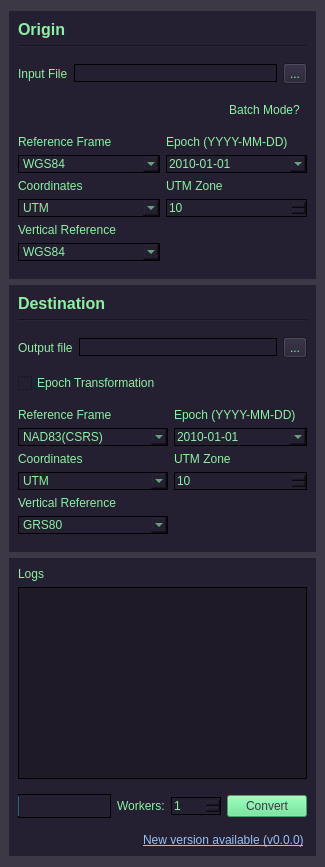
Above: src/las_trx/resources/mainwindow.ui from HakaiInstitute/LAS-TRX before the change. Below: the same form after it.
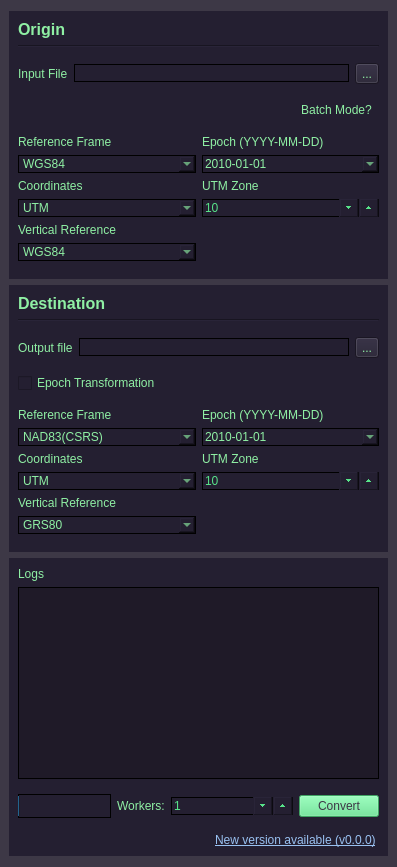
That is the form after the change.

Commit message: Fix spinbox buttons

```diff
--- a/src/las_trx/resources/mainwindow.ui
+++ b/src/las_trx/resources/mainwindow.ui
@@ -163,7 +163,31 @@
                                                 <bool>true</bool>
                                             </property>
                                             <property name="styleSheet">
-                                                <string notr="true">border : 1px solid black;</string>
+                                                <string notr="true">
+                                                    QSpinBox {
+                                                    color: rgb(87, 227, 137);
+                                                    background-color: rgb(36, 31, 49);
+                                                    border: 1px solid black;
+                                                    width: 60px;
+                                                    padding-right: 40px; /* Make space for the buttons */
+                                                    }
+
+                                                    QSpinBox::up-button {
+                                                    subcontrol-origin: border;
+                                                    subcontrol-position: center right;
+                                                    width: 20px;
+                                                    height: 20px;
+                                                    right: 0px; /* Position at far right */
+                                                    }
+
+                                                    QSpinBox::down-button {
+                                                    subcontrol-origin: border;
+                                                    subcontrol-position: center right;
+                                                    width: 20px;
+                                                    height: 20px;
+                                                    right: 20px; /* Position next to down button */
+                                                    }
+                                                </string>
                                             </property>
                                             <property name="minimum">
                                                 <number>7</number>
@@ -635,7 +659,31 @@
                                                 <bool>true</bool>
                                             </property>
                                             <property name="styleSheet">
-                                                <string notr="true">border : 1px solid black;</string>
+                                                <string notr="true">
+                                                    QSpinBox {
+                                                    color: rgb(87, 227, 137);
+                                                    background-color: rgb(36, 31, 49);
+                                                    border: 1px solid black;
+                                                    width: 60px;
+                                                    padding-right: 40px; /* Make space for the buttons */
+                                                    }
+
+                                                    QSpinBox::up-button {
+                                                    subcontrol-origin: border;
+                                                    subcontrol-position: center right;
+                                                    width: 20px;
+                                                    height: 20px;
+                                                    right: 0px; /* Position at far right */
+                                                    }
+
+                                                    QSpinBox::down-button {
+                                                    subcontrol-origin: border;
+                                                    subcontrol-position: center right;
+                                                    width: 20px;
+                                                    height: 20px;
+                                                    right: 20px; /* Position next to down button */
+                                                    }
+                                                </string>
                                             </property>
                                             <property name="minimum">
                                                 <number>7</number>
@@ -832,7 +880,31 @@
                                     <item>
                                         <widget class="QSpinBox" name="spinBox_worker_cores">
                                             <property name="styleSheet">
-                                                <string notr="true">border : 1px solid black;</string>
+                                                <string notr="true">
+                                                    QSpinBox {
+                                                    color: rgb(87, 227, 137);
+                                                    background-color: rgb(36, 31, 49);
+                                                    border: 1px solid black;
+                                                    width: 60px;
+                                                    padding-right: 40px; /* Make space for the buttons */
+                                                    }
+
+                                                    QSpinBox::up-button {
+                                                    subcontrol-origin: border;
+                                                    subcontrol-position: center right;
+                                                    width: 20px;
+                                                    height: 20px;
+                                                    right: 0px; /* Position at far right */
+                                                    }
+
+                                                    QSpinBox::down-button {
+                                                    subcontrol-origin: border;
+                                                    subcontrol-position: center right;
+                                                    width: 20px;
+                                                    height: 20px;
+                                                    right: 20px; /* Position next to down button */
+                                                    }
+                                                </string>
                                             </property>
                                             <property name="minimum">
                                                 <number>1</number>
```
